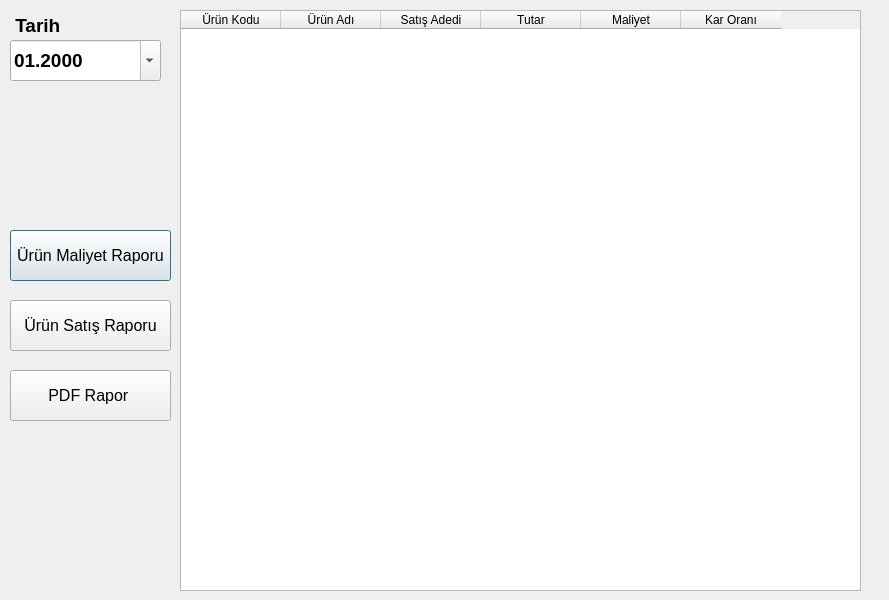
Old version of the form gelirtablo.ui in the repository nerdogan/nenra.
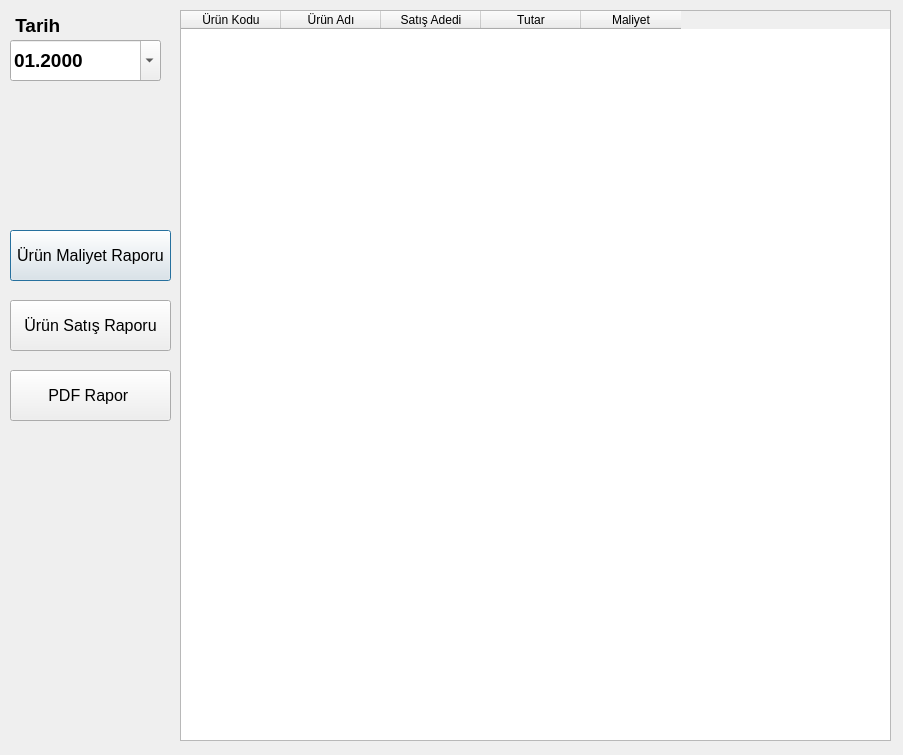
New version of the form.

Commit message: 20201004 mizan kasım eklendi gelirtablo genişletildi

What changed in the file:
```diff
--- a/gelirtablo.ui
+++ b/gelirtablo.ui
@@ -6,8 +6,8 @@
    <rect>
     <x>0</x>
     <y>0</y>
-    <width>889</width>
-    <height>600</height>
+    <width>903</width>
+    <height>755</height>
    </rect>
   </property>
   <property name="windowTitle">
@@ -97,8 +97,8 @@
     <rect>
      <x>180</x>
      <y>10</y>
-     <width>681</width>
-     <height>581</height>
+     <width>711</width>
+     <height>731</height>
     </rect>
    </property>
    <column>
@@ -126,11 +126,6 @@
      <string>Maliyet</string>
     </property>
    </column>
-   <column>
-    <property name="text">
-     <string>Kar Oranı</string>
-    </property>
-   </column>
   </widget>
   <widget class="QPushButton" name="pushButton_3">
    <property name="geometry">
```
The commit also changes 3 other files.
